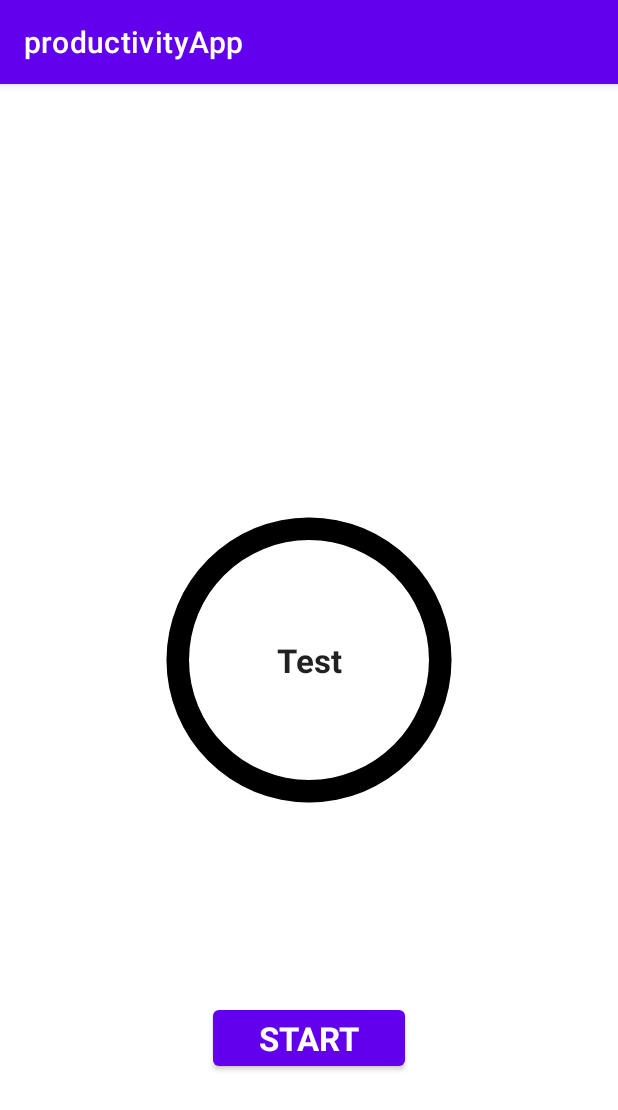
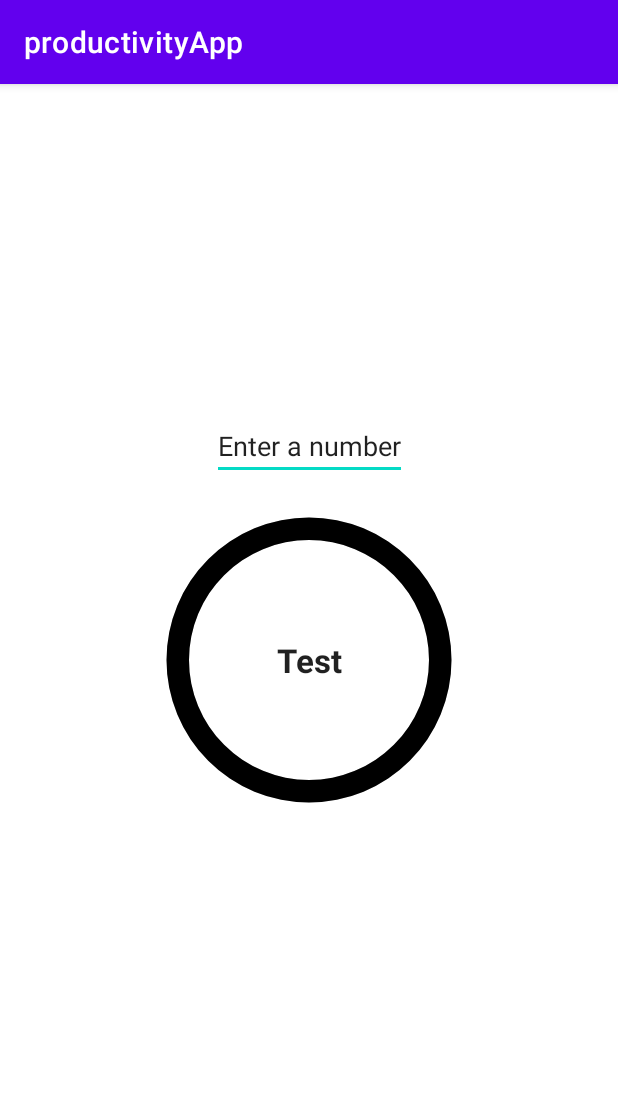
Before and after one commit to matthew-of-ulster/productivityApp, an Android app: the screen it shows after launch (MainActivity), on a phone screen of 412 x 824 dp. Shown: the top 1110 px of the screen. Run offline under Robolectric (Android 15) with nearby library versions, the phone set to English and light mode, and no system bars.

Commit message:
Button removed

```diff
--- a/app/src/main/java/com/example/productivityapp/MainActivity.java
+++ b/app/src/main/java/com/example/productivityapp/MainActivity.java
@@ -28,21 +28,22 @@ public class MainActivity extends AppCompatActivity {
         super.onCreate(savedInstanceState);
         setContentView(R.layout.activity_main);
 
-        button = (Button) findViewById(R.id.button1);
         textView = (TextView) findViewById(R.id.text1);
         progress = (ProgressBar) findViewById(R.id.timerProgress1);
         progress.setProgress(100);
-        counter = 5;
+        int counterMax = 2;
 
-        button.setOnClickListener(new View.OnClickListener() {
+        progress.setOnClickListener(new View.OnClickListener() {
             @Override
             public void onClick(View view) {
+                progress.setProgress(100);
+                counter = counterMax;
                 new CountDownTimer(5000, 1000){
 
                     @Override
                     public void onTick(long millisUntilFinish) {
                        textView.setText(String.valueOf(counter));
-                       progress.setProgress(counter*20);
+                       progress.setProgress(counter*(100/counterMax));
                        counter--;
 
                     }
--- a/app/src/main/res/layout/activity_main.xml
+++ b/app/src/main/res/layout/activity_main.xml
@@ -6,6 +6,13 @@
     android:layout_height="match_parent"
     tools:context=".MainActivity">
 
+    <EditText
+        android:layout_width="wrap_content"
+        android:layout_height="wrap_content"
+        android:text="Enter a number"
+        app:layout_constraintBottom_toTopOf="@+id/timerProgress1"
+        app:layout_constraintEnd_toEndOf="@+id/timerProgress1"
+        app:layout_constraintStart_toStartOf="@+id/timerProgress1" />
     <ProgressBar
         android:id="@+id/timerProgress1"
         android:layout_width="1.5in"
@@ -19,17 +26,6 @@
         app:layout_constraintRight_toRightOf="parent"
         />
 
-    <Button
-        android:id="@+id/button1"
-        android:layout_width="0.8in"
-        android:layout_height="wrap_content"
-        app:layout_constraintTop_toBottomOf="@id/timerProgress1"
-        app:layout_constraintBottom_toBottomOf="parent"
-        app:layout_constraintLeft_toLeftOf="parent"
-        app:layout_constraintRight_toRightOf="parent"
-        android:text="START"
-        android:textAppearance="?android:attr/textAppearanceLarge"
-        android:textStyle="bold"/>
 
     <TextView
         android:id="@+id/text1"
```
